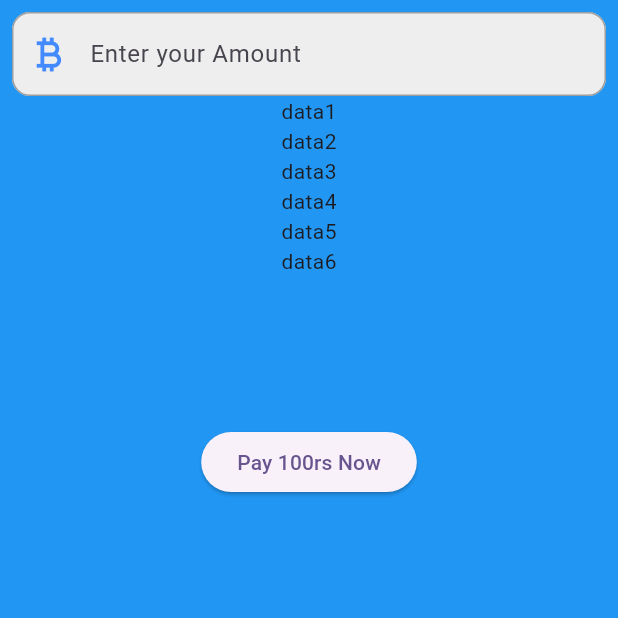
After one commit to manish-2025/buss_pass, a Flutter app: the CheckoutScreen screen opened directly, after a tap on "Pay 100rs Now", on a phone screen of 412 x 824 dp, the top half of it. The commit adds this screen. Run offline on Flutter 3.47's test engine with Material 3 defaults, Android fonts, the phone set to English and light mode, and no system bars; missing offline and left inert: razorpay_flutter, telegram_web_app.

Commit message:
Deploy updated build

```diff
--- /dev/null
+++ b/lib/screens/checkout_screen.dart
@@ -0,0 +1,166 @@
+import 'package:flutter/material.dart';
+import 'package:razorpay_flutter/razorpay_flutter.dart';
+
+class CheckoutScreen extends StatefulWidget {
+  const CheckoutScreen({super.key});
+
+  @override
+  State<CheckoutScreen> createState() => _CheckoutScreenState();
+}
+
+class _CheckoutScreenState extends State<CheckoutScreen> {
+  TextEditingController? controller;
+  Razorpay razorpay = Razorpay();
+
+  @override
+  Widget build(BuildContext context) {
+    return Scaffold(body: SafeArea(child: buildBody(context: context)));
+  }
+
+  Widget buildBody({required BuildContext context}) {
+    return Container(
+      width: double.infinity,
+      height: double.infinity,
+      padding: const EdgeInsets.all(8.0),
+      color: Colors.blue,
+      child: Column(
+        mainAxisAlignment: MainAxisAlignment.start,
+        crossAxisAlignment: CrossAxisAlignment.center,
+        children: [
+          // TextField(
+          //   controller: controller,
+          //   decoration: InputDecoration(border: InputBorder.none),
+          // ),
+          TextField(
+            controller: controller,
+            keyboardType: TextInputType.number,
+            decoration: InputDecoration(
+              hintText: "Enter your Amount",
+              prefixIcon: Icon(
+                Icons.currency_bitcoin,
+                color: Colors.blueAccent,
+                size: 30,
+              ),
+              // suffixIcon: Icon(Icons.check_circle),
+              filled: true,
+              fillColor: Colors.grey[200],
+              border: OutlineInputBorder(
+                borderRadius: BorderRadius.circular(12),
+                borderSide: BorderSide(color: Colors.blue, width: 2),
+              ),
+              focusedBorder: OutlineInputBorder(
+                borderRadius: BorderRadius.circular(12),
+                borderSide: BorderSide(color: Colors.green, width: 2),
+              ),
+              enabledBorder: OutlineInputBorder(
+                borderRadius: BorderRadius.circular(12),
+                borderSide: BorderSide(color: Colors.grey, width: 1),
+              ),
+            ),
+          ),
+          Text("data1"),
+          Text("data2"),
+          Text("data3"),
+          Text("data4"),
+          Text("data5"),
+          Text("data6"),
+          SizedBox(height: 100),
+          ElevatedButton(
+            onPressed: () {
+              var options = {
+                'key': 'rzp_test_RJpPNf4a0UPFjf',
+                'amount': int.parse(
+                  (controller?.text.trim() ?? 1000).toString(),
+                ),
+                'name': 'AMTS.',
+                'description': 'By Your Pass',
+                'retry': {'enabled': true, 'max_count': 2},
+                'send_sms_hash': true,
+                'prefill': {
+                  'contact': '8888888888',
+                  'email': 'test@razorpay.com',
+                },
+                'external': {
+                  'wallets': ['paytm'],
+                },
+              };
+              razorpay.on(
+                Razorpay.EVENT_PAYMENT_ERROR,
+                handlePaymentErrorResponse,
+              );
+              razorpay.on(
+                Razorpay.EVENT_PAYMENT_SUCCESS,
+                handlePaymentSuccessResponse,
+              );
+              razorpay.on(
+                Razorpay.EVENT_EXTERNAL_WALLET,
+                handleExternalWalletSelected,
+              );
+              razorpay.open(options);
+            },
+            child: Text("Pay 100rs Now"),
+          ),
+        ],
+      ),
+    );
+  }
+
+  // handlePaymentErrorResponse() {}
+
+  // handleExternalWalletSelected() {}
+
+  // handlePaymentSuccessResponse() {}
+  void handlePaymentErrorResponse(PaymentFailureResponse response) {
+    /*
+    * PaymentFailureResponse contains three values:
+    * 1. Error Code
+    * 2. Error Description
+    * 3. Metadata
+    * */
+    showAlertDialog(
+      context,
+      "Payment Failed",
+      "Code: ${response.code}\nDescription: ${response.message}\nMetadata:${response.error.toString()}",
+    );
+  }
+
+  void handlePaymentSuccessResponse(PaymentSuccessResponse response) {
+    /*
+    * Payment Success Response contains three values:
+    * 1. Order ID
+    * 2. Payment ID
+    * 3. Signature
+    * */
+    showAlertDialog(
+      context,
+      "Payment Successful",
+      "Payment ID: ${response.paymentId}",
+    );
+  }
+
+  void handleExternalWalletSelected(ExternalWalletResponse response) {
+    showAlertDialog(
+      context,
+      "External Wallet Selected",
+      "${response.walletName}",
+    );
+  }
+
+  void showAlertDialog(BuildContext context, String title, String message) {
+    // set up the buttons
+    // ignore: unused_local_variable
+    Widget continueButton = ElevatedButton(
+      child: const Text("Continue"),
+      onPressed: () {},
+    );
+    // set up the AlertDialog
+    AlertDialog alert = AlertDialog(title: Text(title), content: Text(message));
+    // show the dialog
+    showDialog(
+      context: context,
+      builder: (BuildContext context) {
+        return alert;
+      },
+    );
+  }
+}
--- a/pubspec.yaml
+++ b/pubspec.yaml
@@ -35,6 +35,7 @@
   # Use with the CupertinoIcons class for iOS style icons.
   cupertino_icons: ^1.0.8
   telegram_web_app: ^0.0.6
+  razorpay_flutter: ^1.4.0
 
 dev_dependencies:
   flutter_test:
```
Also changed, not shown: lib/screens/paytm_home_page.dart (+11 -0 lines), pubspec.lock.
